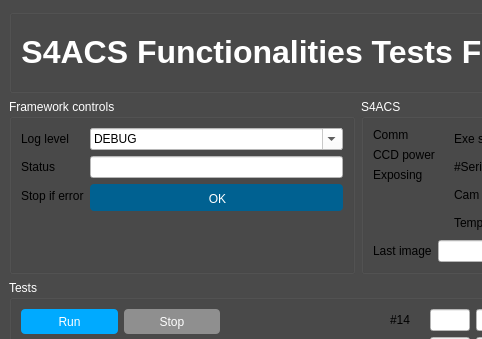
dev-LNA/S4CSTP, file func_tests/gui/gui.ui: the form before one commit; both pictures show x 0 to 482 and y 0 to 339 of the 774 by 719 pixel window.
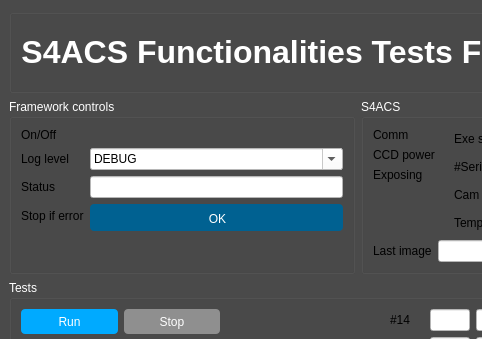
The form after the commit.

Diff of the .ui file:
```diff
--- a/func_tests/gui/gui.ui
+++ b/func_tests/gui/gui.ui
@@ -1097,17 +1097,7 @@
          <string>Framework controls</string>
         </property>
         <layout class="QFormLayout" name="formLayout">
-         <item row="0" column="0">
-          <widget class="QLabel" name="emcs_log_level_2">
-           <property name="text">
-            <string>Log level</string>
-           </property>
-           <property name="text_label" stdset="0">
-            <bool>true</bool>
-           </property>
-          </widget>
-         </item>
-         <item row="0" column="1">
+         <item row="1" column="1">
           <widget class="QComboBox" name="framework_log_level">
            <property name="enabled">
             <bool>true</bool>
@@ -1156,7 +1146,7 @@
            </item>
           </widget>
          </item>
-         <item row="1" column="0">
+         <item row="2" column="0">
           <widget class="QLabel" name="label_55">
            <property name="text">
             <string>Status</string>
@@ -1166,7 +1156,7 @@
            </property>
           </widget>
          </item>
-         <item row="1" column="1">
+         <item row="2" column="1">
           <widget class="QLineEdit" name="framework_current_status">
            <property name="enabled">
             <bool>false</bool>
@@ -1176,7 +1166,7 @@
            </property>
           </widget>
          </item>
-         <item row="2" column="0">
+         <item row="3" column="0">
           <widget class="QLabel" name="label_67">
            <property name="text">
             <string>Stop if error</string>
@@ -1186,7 +1176,7 @@
            </property>
           </widget>
          </item>
-         <item row="2" column="1">
+         <item row="3" column="1">
           <widget class="QPushButton" name="framework_stop_1st_err">
            <property name="styleSheet">
             <string notr="true"/>
@@ -1202,6 +1192,39 @@
            </property>
           </widget>
          </item>
+         <item row="1" column="0">
+          <widget class="QLabel" name="emcs_log_level_2">
+           <property name="text">
+            <string>Log level</string>
+           </property>
+           <property name="text_label" stdset="0">
+            <bool>true</bool>
+           </property>
+          </widget>
+         </item>
+         <item row="0" column="0">
+          <widget class="QLabel" name="emcs_log_level_3">
+           <property name="text">
+            <string>On/Off</string>
+           </property>
+           <property name="text_label" stdset="0">
+            <bool>true</bool>
+           </property>
+          </widget>
+         </item>
+         <item row="0" column="1">
+          <widget class="QLabel" name="framework_on_off_led">
+           <property name="styleSheet">
+            <string notr="true"/>
+           </property>
+           <property name="led" stdset="0">
+            <bool>true</bool>
+           </property>
+           <property name="led_status" stdset="0">
+            <string>off</string>
+           </property>
+          </widget>
+         </item>
         </layout>
        </widget>
       </item>
```
